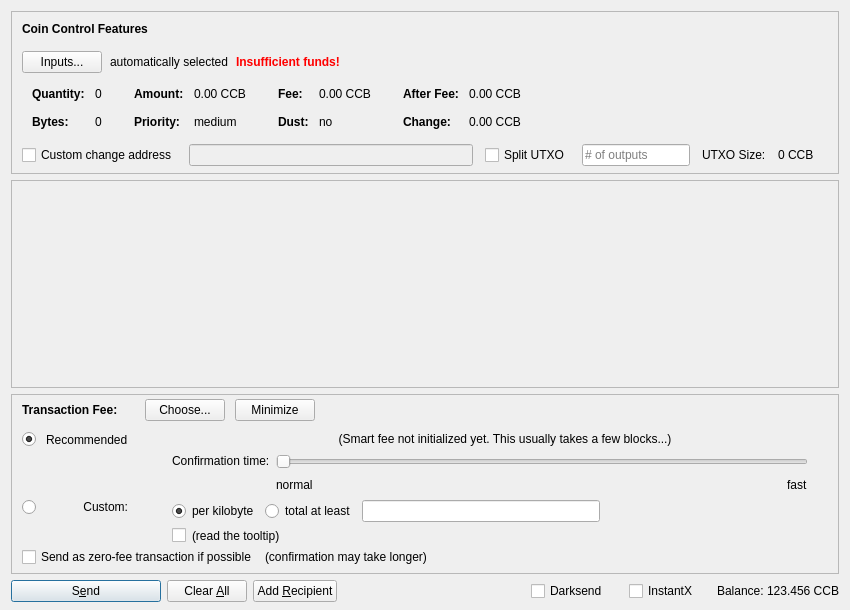
Before: the Qt Designer form src/qt/forms/sendcoinsdialog.ui in CryptoCashBack-Hub/CCBC, drawn with Qt 5.
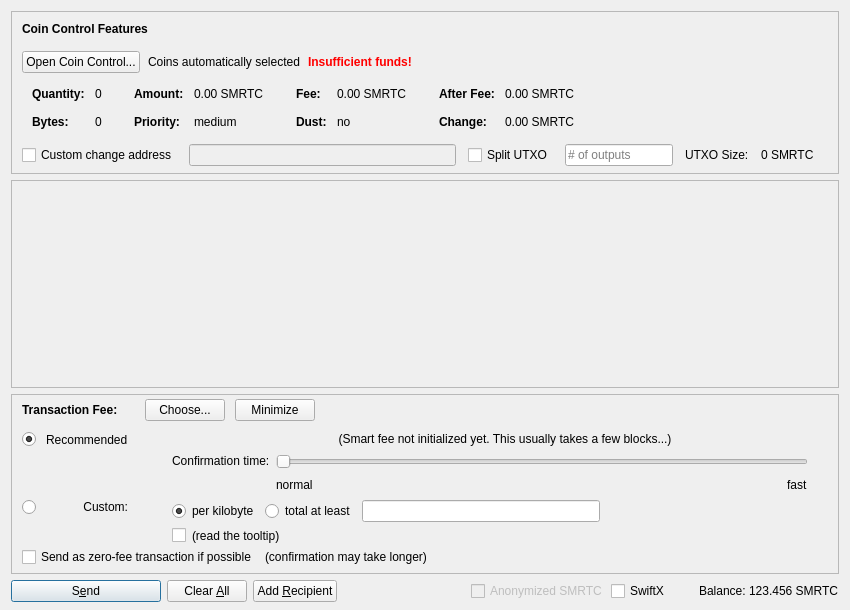
After: the same form once the commit is applied. Icons and pictures are not drawn. Custom widgets are drawn as their Qt base class.

```diff
--- a/src/qt/forms/sendcoinsdialog.ui
+++ b/src/qt/forms/sendcoinsdialog.ui
@@ -107,7 +107,7 @@
              <string notr="true"/>
             </property>
             <property name="text">
-             <string>Inputs...</string>
+             <string>Open Coin Control...</string>
             </property>
             <property name="autoDefault">
              <bool>false</bool>
@@ -117,7 +117,7 @@
           <item>
            <widget class="QLabel" name="labelCoinControlAutomaticallySelected">
             <property name="text">
-             <string>automatically selected</string>
+             <string>Coins automatically selected</string>
             </property>
             <property name="margin">
              <number>5</number>
@@ -324,7 +324,7 @@
                   <enum>Qt::ActionsContextMenu</enum>
                  </property>
                  <property name="text">
-                  <string notr="true">0.00 CCB</string>
+                  <string notr="true">0.00 SMRTC</string>
                  </property>
                  <property name="textInteractionFlags">
                   <set>Qt::LinksAccessibleByMouse|Qt::TextSelectableByKeyboard|Qt::TextSelectableByMouse</set>
@@ -404,7 +404,7 @@
                   <enum>Qt::ActionsContextMenu</enum>
                  </property>
                  <property name="text">
-                  <string notr="true">0.00 CCB</string>
+                  <string notr="true">0.00 SMRTC</string>
                  </property>
                  <property name="textInteractionFlags">
                   <set>Qt::LinksAccessibleByMouse|Qt::TextSelectableByKeyboard|Qt::TextSelectableByMouse</set>
@@ -484,7 +484,7 @@
                   <enum>Qt::ActionsContextMenu</enum>
                  </property>
                  <property name="text">
-                  <string notr="true">0.00 CCB</string>
+                  <string notr="true">0.00 SMRTC</string>
                  </property>
                  <property name="textInteractionFlags">
                   <set>Qt::LinksAccessibleByMouse|Qt::TextSelectableByKeyboard|Qt::TextSelectableByMouse</set>
@@ -513,7 +513,7 @@
                   <enum>Qt::ActionsContextMenu</enum>
                  </property>
                  <property name="text">
-                  <string notr="true">0.00 CCB</string>
+                  <string notr="true">0.00 SMRTC</string>
                  </property>
                  <property name="textInteractionFlags">
                   <set>Qt::LinksAccessibleByMouse|Qt::TextSelectableByKeyboard|Qt::TextSelectableByMouse</set>
@@ -594,7 +594,7 @@
           <item>
            <widget class="QLabel" name="labelBlockSize">
             <property name="text">
-             <string>0 CCB</string>
+             <string>0 SMRTC</string>
             </property>
            </widget>
           </item>
@@ -1385,19 +1385,13 @@
         <number>3</number>
        </property>
        <item>
-        <widget class="QCheckBox" name="checkUseDarksend">
-         <property name="minimumSize">
-          <size>
-           <width>95</width>
-           <height>0</height>
-          </size>
-         </property>
-         <property name="text">
-          <string>Darksend</string>
-         </property>
-         <property name="checked">
+        <widget class="QCheckBox" name="checkzXXX">
+         <property name="enabled">
           <bool>false</bool>
          </property>
+         <property name="text">
+          <string>Anonymized SMRTC</string>
+         </property>
         </widget>
        </item>
        <item>
@@ -1412,7 +1406,7 @@
           </size>
          </property>
          <property name="text">
-          <string>InstantX</string>
+          <string>SwiftX</string>
          </property>
         </widget>
        </item>
@@ -1435,7 +1429,7 @@
           <cursorShape>IBeamCursor</cursorShape>
          </property>
          <property name="text">
-          <string notr="true">123.456 CCB</string>
+          <string notr="true">123.456 SMRTC</string>
          </property>
          <property name="textInteractionFlags">
           <set>Qt::LinksAccessibleByMouse|Qt::TextSelectableByKeyboard|Qt::TextSelectableByMouse</set>
```
Left out of the diff: 20 changed lines with no effect on the pictures.
